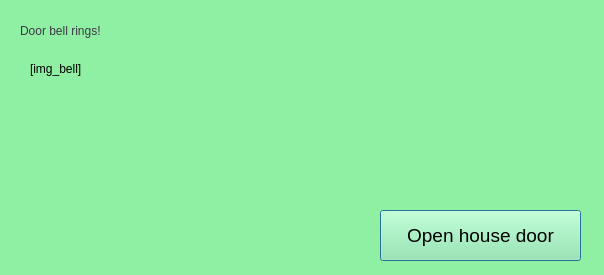
This is client/ringdialog.ui in patrickroocks/doorbell as Qt 5 draws it before an edit. The edited form follows.
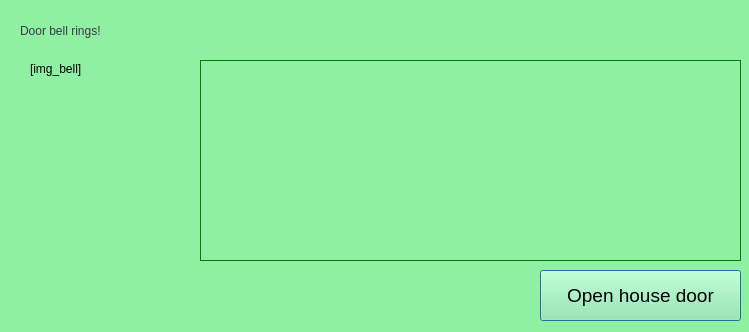
This is the edited form.

Patch:
```diff
--- a/client/ringdialog.ui
+++ b/client/ringdialog.ui
@@ -6,8 +6,8 @@
    <rect>
     <x>0</x>
     <y>0</y>
-    <width>604</width>
-    <height>275</height>
+    <width>749</width>
+    <height>332</height>
    </rect>
   </property>
   <property name="windowTitle">
@@ -19,8 +19,8 @@
   <widget class="QPushButton" name="cmdOpenDoor">
    <property name="geometry">
     <rect>
-     <x>380</x>
-     <y>210</y>
+     <x>540</x>
+     <y>270</y>
      <width>201</width>
      <height>51</height>
     </rect>
@@ -63,6 +63,22 @@
     <string>Door bell rings!</string>
    </property>
   </widget>
+  <widget class="QTextEdit" name="txtAdditionalInfos">
+   <property name="geometry">
+    <rect>
+     <x>200</x>
+     <y>60</y>
+     <width>541</width>
+     <height>201</height>
+    </rect>
+   </property>
+   <property name="styleSheet">
+    <string notr="true">background-color: rgb(143, 240, 164); border: 1px solid green;</string>
+   </property>
+   <property name="textInteractionFlags">
+    <set>Qt::TextInteractionFlag::NoTextInteraction</set>
+   </property>
+  </widget>
  </widget>
  <resources/>
  <connections/>
```
Left out of the diff: 2 changed lines with no effect on the pictures.
